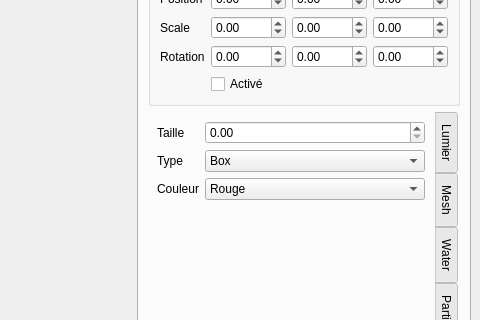
The window that sources/interface.ui (b4n92uid/theball-editor) describes before a commit, drawn with Qt 5; both pictures show x 346 to 826 and y 133 to 453 of the 826 by 677 pixel window.
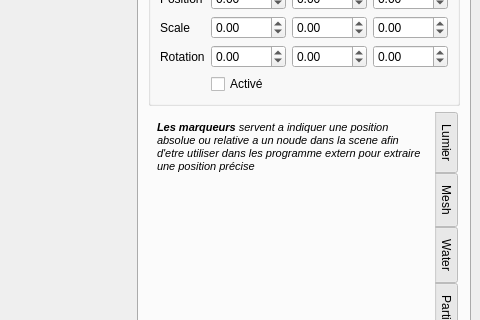
The same window after the commit. The open tabs and pages were chosen to show the change. Icons and pictures are not drawn. Custom widgets are drawn as their Qt base class.

Commit message: 2 Changes... Setting selection box from type Clean map mark form useless attribs

Diff of the .ui file:
```diff
--- a/sources/interface.ui
+++ b/sources/interface.ui
@@ -1173,85 +1173,28 @@
            </attribute>
            <layout class="QVBoxLayout" name="verticalLayout_13">
             <item>
-             <layout class="QFormLayout" name="formLayout_10">
-              <item row="0" column="0">
-               <widget class="QLabel" name="label_34">
-                <property name="text">
-                 <string>Taille</string>
-                </property>
-               </widget>
-              </item>
-              <item row="0" column="1">
-               <widget class="QDoubleSpinBox" name="node_mark_size"/>
-              </item>
-              <item row="1" column="1">
-               <widget class="QComboBox" name="node_mark_type">
-                <item>
-                 <property name="text">
-                  <string>Box</string>
-                 </property>
-                </item>
-                <item>
-                 <property name="text">
-                  <string>Sphere</string>
-                 </property>
-                </item>
-               </widget>
-              </item>
-              <item row="1" column="0">
-               <widget class="QLabel" name="label_35">
-                <property name="text">
-                 <string>Type</string>
-                </property>
-               </widget>
-              </item>
-              <item row="2" column="0">
-               <widget class="QLabel" name="label_37">
-                <property name="text">
-                 <string>Couleur</string>
-                </property>
-               </widget>
-              </item>
-              <item row="2" column="1">
-               <widget class="QComboBox" name="node_mark_color">
-                <item>
-                 <property name="text">
-                  <string>Rouge</string>
-                 </property>
-                </item>
-                <item>
-                 <property name="text">
-                  <string>Vert</string>
-                 </property>
-                </item>
-                <item>
-                 <property name="text">
-                  <string>Bleu</string>
-                 </property>
-                </item>
-                <item>
-                 <property name="text">
-                  <string>Noir</string>
-                 </property>
-                </item>
-                <item>
-                 <property name="text">
-                  <string>Blanc</string>
-                 </property>
-                </item>
-                <item>
-                 <property name="text">
-                  <string>Jaune</string>
-                 </property>
-                </item>
-                <item>
-                 <property name="text">
-                  <string>Cyan</string>
-                 </property>
-                </item>
-               </widget>
-              </item>
-             </layout>
+             <widget class="QLabel" name="label_34">
+              <property name="text">
+               <string>&lt;!DOCTYPE HTML PUBLIC &quot;-//W3C//DTD HTML 4.0//EN&quot; &quot;http://www.w3.org/TR/REC-html40/strict.dtd&quot;&gt;
+&lt;html&gt;&lt;head&gt;&lt;meta name=&quot;qrichtext&quot; content=&quot;1&quot; /&gt;&lt;style type=&quot;text/css&quot;&gt;
+p, li { white-space: pre-wrap; }
+&lt;/style&gt;&lt;/head&gt;&lt;body style=&quot; font-family:'MS Shell Dlg 2'; font-size:8.25pt; font-weight:400; font-style:normal;&quot;&gt;
+&lt;p style=&quot; margin-top:0px; margin-bottom:0px; margin-left:0px; margin-right:0px; -qt-block-indent:0; text-indent:0px;&quot;&gt;&lt;img src=&quot;:/Icons/icons/mark.png&quot; style=&quot;float:left&quot; /&gt;&lt;span style=&quot; font-size:8pt; font-weight:600; font-style:italic;&quot;&gt;Les marqueurs&lt;/span&gt;&lt;span style=&quot; font-size:8pt; font-style:italic;&quot;&gt; servent a indiquer une position absolue ou relative a un noude dans la scene afin d'etre utiliser dans les programme extern pour extraire une position précise&lt;/span&gt;&lt;/p&gt;
+&lt;p style=&quot;-qt-paragraph-type:empty; margin-top:0px; margin-bottom:0px; margin-left:0px; margin-right:0px; -qt-block-indent:0; text-indent:0px; font-size:8pt; font-style:italic;&quot;&gt;&lt;/p&gt;&lt;/body&gt;&lt;/html&gt;</string>
+              </property>
+              <property name="wordWrap">
+               <bool>true</bool>
+              </property>
+              <property name="margin">
+               <number>0</number>
+              </property>
+              <property name="indent">
+               <number>-1</number>
+              </property>
+              <property name="openExternalLinks">
+               <bool>false</bool>
+              </property>
+             </widget>
             </item>
             <item>
              <spacer name="verticalSpacer_3">
```
Left out of the diff: 12 changed lines with no effect on the pictures. The commit also changes 3 other files.
